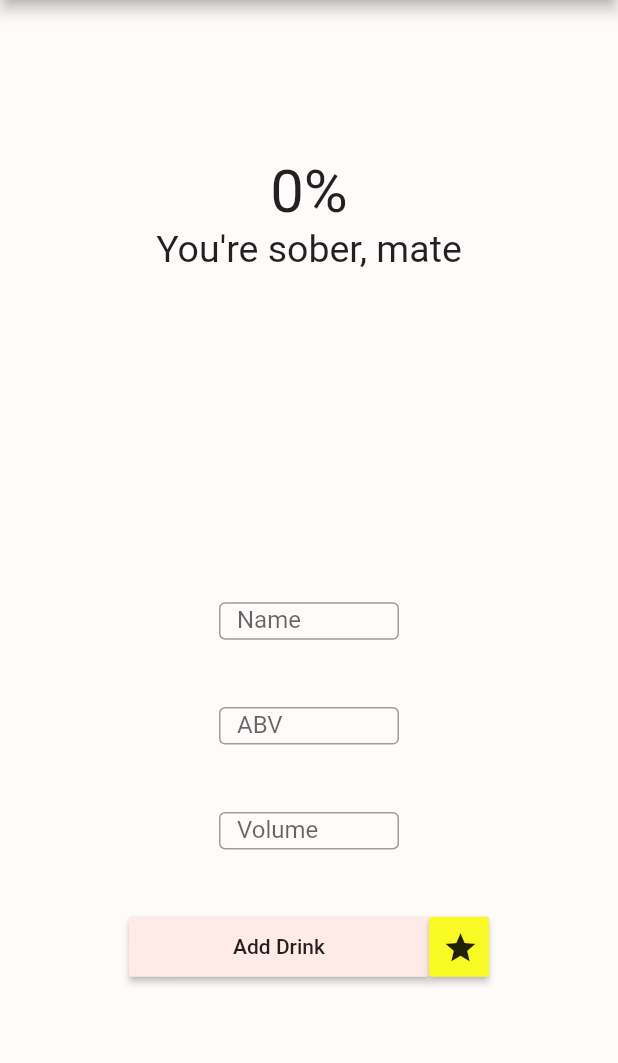
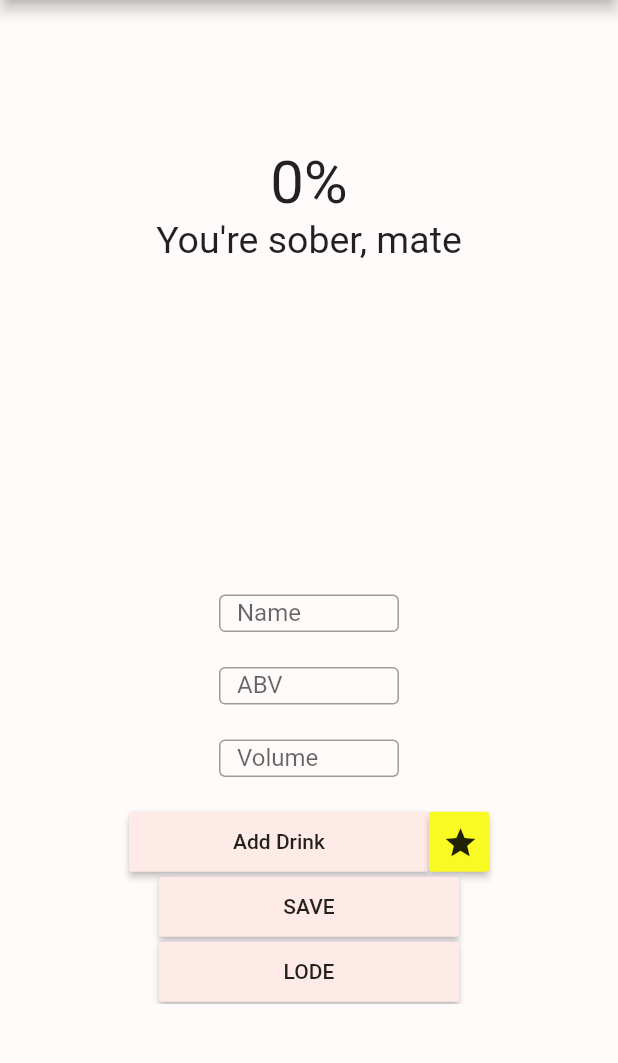
Before and after one commit to alex1115alex/Can-I-Drive, a Flutter app: the screen it shows after launch, on a phone screen of 412 x 824 dp, the part 84-1147 px from its top. Run offline on Flutter 3.47's test engine with Material 2 defaults, Android fonts, the phone set to English and light mode, and no system bars; our stand-ins replace shared_preferences.

Commit message:
So much shit

```diff
--- a/lib/main.dart
+++ b/lib/main.dart
@@ -1,20 +1,19 @@
 import 'package:flutter/material.dart';
 //import 'package:async/async.dart';
 import 'dart:async';
-
+import 'dart:convert' show json;
 import 'package:flutter/rendering.dart';
-//import 'package:shared_preferences/shared_preferences.dart';
+import 'package:shared_preferences/shared_preferences.dart';
 //import 'package:carousel_pro/carousel_pro.dart';
 
 void main() => runApp(new DrinkApp());
-
-
 
 class Drink{ //a drink stores a name, ABV, volume, and time drank
   String name;
   double abv;
   double volume;
   DateTime time;
+  String timeString;
 
   Drink(String nameInput, double abvInput, double volumeInput, DateTime timeInput)
   {
@@ -22,7 +21,35 @@ class Drink{ //a drink stores a name, ABV, volume, and time drank
     abv = abvInput;
     volume = volumeInput;
     time = timeInput;
+    timeString = time.toString();
   }
+
+  Drink.fromJson(Map<String, dynamic> m)
+  {
+    name = m['mName'];
+    abv = m['mAbv'];
+    volume = m['mVolume'];
+    timeString = m['mTime'];
+    print("PARSE");
+    print("mtime:");
+    print(m['mTime']);
+    print(timeString);
+    time = DateTime.parse(timeString);
+    print("/PARSE");
+  }
+
+  String get mName => name;
+  double get mAbv => abv;
+  double get mVolume => volume;
+  String get mTime => time.toString(); //convert time (type DateTime) toString() first
+
+  Map<String, dynamic> toJson() =>
+  {
+    'mName': name,
+    'mAbv': abv,
+    'mVolume': volume,
+    'mTime': timeString,
+  };
 
   double getBAC() //returns the bac from this drink
   {
@@ -32,10 +59,11 @@ class Drink{ //a drink stores a name, ABV, volume, and time drank
     var now = new DateTime.now();
     Duration diff = now.difference(time);
     double hoursPassed = diff.inMinutes / 60;
-    print("hrs passed: $hoursPassed");
+
     //calculate BAC
-    double bac = (((abv * volume * .789) / (weight * genderConst))  ) - (hoursPassed * .015);
-    print(bac);
+    double bac = (((abv * volume * .789) / (weight * genderConst))  ) - (hoursPassed * (.015 / drinksList.length));
+
+    //return BAC
     return bac;
   }
 
@@ -75,8 +103,13 @@ class _DrinkAppState extends State<DrinkApp> {
   //System for keeping the timer up-to-date. Thanks Gunter from Stackoverflow.
   Timer timer;
   @override
-  void initState() {
+  void initState() { //initState run on startup
     super.initState();
+
+    //load the save data
+    loadData();
+
+    //setup the timer
     timer = Timer.periodic(Duration(seconds: 1), (Timer t) => updateClock());
   }
   @override
@@ -88,6 +121,7 @@ class _DrinkAppState extends State<DrinkApp> {
   //default messages
   String _outputBAC = "0%";
   String _timeString = "You're sober, mate";
+  String _drinksString = "";
 
   //add custom drink to array
   void addDrink()
@@ -139,16 +173,17 @@ class _DrinkAppState extends State<DrinkApp> {
     //if we've already passed soberTime
     if(DateTime.now().isAfter(soberTime))
     {
-      print("WE ARE SOBER");
+      //print("WE ARE SOBER");
 
       //set the output
       setState(() => _outputBAC = "0%");
       setState(() => _timeString = "You're sober, mate");
       setState(() => titleBarText = "");
+      setState(() => _drinksString = "");
     }
     else //if soberTime is yet to come thus we're hammered
     {
-      print("NOT SOBER");
+      //print("NOT SOBER");
 
       //set clock
       Duration dur = soberTime.difference(DateTime.now());
@@ -162,7 +197,16 @@ class _DrinkAppState extends State<DrinkApp> {
       }
 
       setState(() => _outputBAC = totalBAC.toStringAsFixed(3) + "%");
+      if(drinksList.length == 1)
+      {
+        setState(() => _drinksString = "(1 drink)");
       }
+      else //drinksList is greater than 1
+      {
+        setState(() => _drinksString = "(" + drinksList.length.toString() + " drinks)");
+      }
+    }
+
   }
 
   void updateInfo()
@@ -205,8 +249,44 @@ class _DrinkAppState extends State<DrinkApp> {
 
       updateClock();
     }
+
+    //save data
+    saveData();
+
   }
 
+  final String drinksListKey = 'com.alexisraelov.canidrive.activeDrinks';
+  final String favoritesKey = 'com.alexisraelov.canidrive.favorites'; // maybe use your domain + appname
+
+    void saveData() async
+    {
+      print("SAVING DATA");
+      SharedPreferences sp = await SharedPreferences.getInstance();
+      sp.setString(drinksListKey, json.encode(drinksList));
+
+      print("FAVS");
+      sp.setString(favoritesKey, json.encode(presetDrinksList));
+      print("DATA SAVED");
+    }
+
+    void loadData() async
+    {
+      print("LOADING DATA");
+      SharedPreferences sp = await SharedPreferences.getInstance();
+      json
+         .decode(sp.getString(drinksListKey))
+         .forEach((map) => drinksList.add(new Drink.fromJson(map)));
+
+      json
+         .decode(sp.getString(favoritesKey))
+         .forEach((map) => presetDrinksList.add(new Drink.fromJson(map)));
+
+      updateInfo();
+      print("DATA LOADED");
+    }
+
+
+  //VISUAL ASSEMBLY
   @override
   Widget build(BuildContext context) {
    return new MaterialApp(
@@ -229,16 +309,16 @@ class _DrinkAppState extends State<DrinkApp> {
                   onDismissed: (direction){
 
                     //when swiped, remove the drink
-                    drinksList.removeAt(index);
+                    setState(() => drinksList.removeAt(index));
 
                     //check for updates
                     updateInfo();
 
-                    Scaffold.of(context).showSnackBar(
-                      new SnackBar(
-                        content: new Text("Drink removed"),
-                      ),
-                    );
+                    //Scaffold.of(context).showSnackBar(
+                    //  new SnackBar(
+                    //    content: new Text("Drink removed"),
+                    //  ),
+                    //); //scaffoldofcontext
                   },
                   background: new Container(
                     color: Colors.red,
@@ -274,7 +354,10 @@ class _DrinkAppState extends State<DrinkApp> {
                       "$_timeString",
                       style: TextStyle(fontSize: 25),
                     ),
-
+                    Text(
+                      "$_drinksString",
+                      style: TextStyle(fontSize: 20),
+                    ),
                   ],
                 ),
               ),
@@ -385,6 +468,33 @@ class _DrinkAppState extends State<DrinkApp> {
 
                         ],),
 
+                        Container( //A SAVE button
+                              width: 200,
+                              height: 40,
+                              child: RaisedButton(
+                                child: Text("SAVE"),
+                                color: const Color(0xffFEEAE6),
+                                elevation: 2.0,
+                                onPressed: ()
+                                {
+                                  saveData();
+                                },
+                              ),
+                            ),
+
+                            Container( //A SAVE button
+                              width: 200,
+                              height: 40,
+                              child: RaisedButton(
+                                child: Text("LODE"),
+                                color: const Color(0xffFEEAE6),
+                                elevation: 2.0,
+                                onPressed: ()
+                                {
+                                  loadData();
+                                },
+                              ),
+                            ),
 
                       ],
                     ),
@@ -392,7 +502,10 @@ class _DrinkAppState extends State<DrinkApp> {
 
                     Container(
                       //width: 540,
-                      child:ListView.builder(
+                      child:ListView.separated(
+                        separatorBuilder: (context, index) => Divider(
+                        color: Colors.black,
+                      ),
                       itemCount: presetDrinksList.length,
                       itemBuilder: (BuildContext ctxt, int index) {
                         return ListTile(
```
Lines whose indentation alone changed are shown as unchanged.
